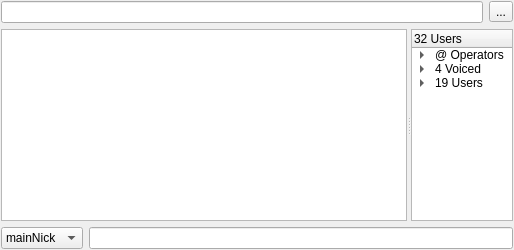
Before: the Qt Designer form gui/channelwidget.ui in quassel/quassel, drawn with Qt 5.
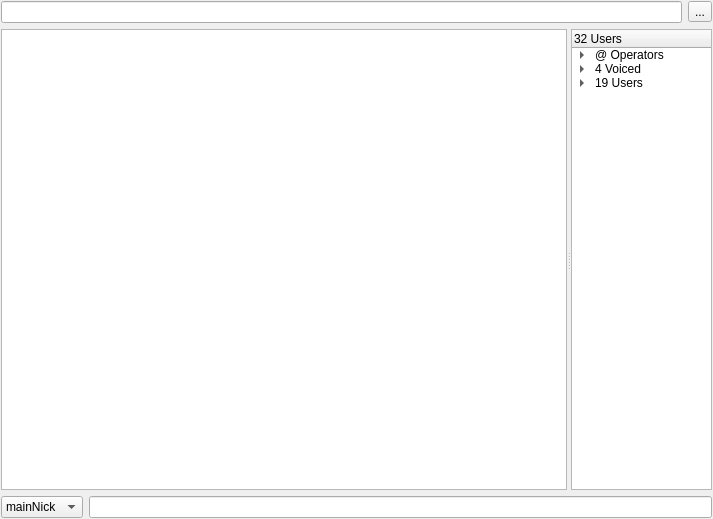
After: the same form once the commit is applied.

```diff
--- a/gui/channelwidget.ui
+++ b/gui/channelwidget.ui
@@ -1,6 +1,14 @@
 <ui version="4.0" >
  <class>ChannelWidget</class>
  <widget class="QWidget" name="ChannelWidget" >
+  <property name="geometry" >
+   <rect>
+    <x>0</x>
+    <y>0</y>
+    <width>713</width>
+    <height>519</height>
+   </rect>
+  </property>
   <property name="sizePolicy" >
    <sizepolicy>
     <hsizetype>3</hsizetype>
@@ -37,7 +45,14 @@
       <number>6</number>
      </property>
      <item>
-      <widget class="QLineEdit" name="topicEdit" />
+      <widget class="QLineEdit" name="topicEdit" >
+       <property name="focusPolicy" >
+        <enum>Qt::ClickFocus</enum>
+       </property>
+       <property name="readOnly" >
+        <bool>true</bool>
+       </property>
+      </widget>
      </item>
      <item>
       <widget class="QToolButton" name="chanSettingsButton" >
@@ -87,6 +102,11 @@
         <verstretch>0</verstretch>
        </sizepolicy>
       </property>
+      <property name="font" >
+       <font>
+        <family>Monospace</family>
+       </font>
+      </property>
      </widget>
      <widget class="QTreeWidget" name="nickTree" >
       <property name="sizePolicy" >
```
Left out of the diff: 4 changed lines with no effect on the pictures.
